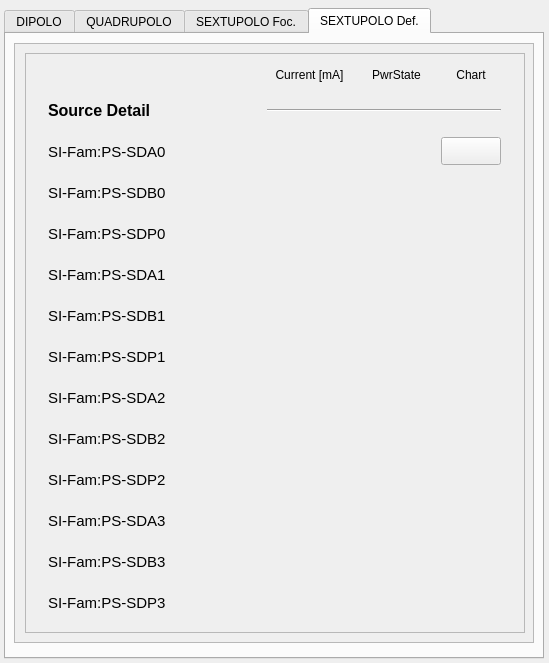
This is ui/psfamilysi.ui in lnls-gop/gop-monitor as Qt 5 draws it before an edit. The edited form follows.
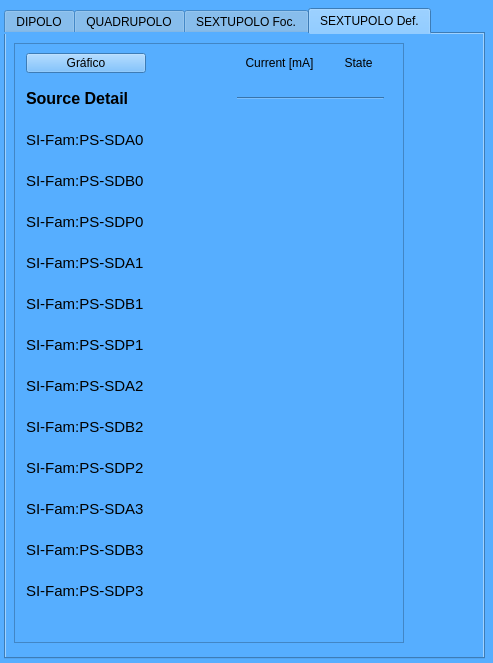
This is the edited form. Custom widgets are drawn as their Qt base class.

The edit to the form file:
```diff
--- a/ui/psfamilysi.ui
+++ b/ui/psfamilysi.ui
@@ -6,19 +6,22 @@
    <rect>
     <x>0</x>
     <y>0</y>
-    <width>549</width>
+    <width>493</width>
     <height>663</height>
    </rect>
   </property>
   <property name="windowTitle">
    <string>Form</string>
   </property>
+  <property name="styleSheet">
+   <string notr="true">background-color: rgb(86, 174, 255)</string>
+  </property>
   <widget class="QTabWidget" name="tabWidget">
    <property name="geometry">
     <rect>
      <x>4</x>
      <y>8</y>
-     <width>540</width>
+     <width>481</width>
      <height>651</height>
     </rect>
    </property>
@@ -3355,7 +3358,7 @@
       <rect>
        <x>8</x>
        <y>9</y>
-       <width>520</width>
+       <width>390</width>
        <height>600</height>
       </rect>
      </property>
@@ -3367,13 +3370,13 @@
      </property>
      <property name="minimumSize">
       <size>
-       <width>520</width>
+       <width>390</width>
        <height>600</height>
       </size>
      </property>
      <property name="maximumSize">
       <size>
-       <width>520</width>
+       <width>390</width>
        <height>600</height>
       </size>
      </property>
@@ -3403,68 +3406,42 @@
        <rect>
         <x>0</x>
         <y>0</y>
-        <width>518</width>
+        <width>388</width>
         <height>598</height>
        </rect>
       </property>
-      <widget class="QScrollArea" name="scrollArea_18">
+      <widget class="QWidget" name="layoutWidget_2">
        <property name="geometry">
         <rect>
-         <x>10</x>
-         <y>9</y>
-         <width>500</width>
-         <height>580</height>
-        </rect>
-       </property>
-       <property name="sizePolicy">
-        <sizepolicy hsizetype="Maximum" vsizetype="Maximum">
-         <horstretch>0</horstretch>
-         <verstretch>0</verstretch>
-        </sizepolicy>
-       </property>
-       <property name="minimumSize">
-        <size>
-         <width>500</width>
-         <height>580</height>
-        </size>
-       </property>
-       <property name="maximumSize">
-        <size>
-         <width>500</width>
-         <height>580</height>
-        </size>
-       </property>
-       <property name="mouseTracking">
-        <bool>true</bool>
-       </property>
-       <property name="verticalScrollBarPolicy">
-        <enum>Qt::ScrollBarAsNeeded</enum>
-       </property>
-       <property name="horizontalScrollBarPolicy">
-        <enum>Qt::ScrollBarAsNeeded</enum>
-       </property>
-       <property name="widgetResizable">
-        <bool>true</bool>
-       </property>
-       <widget class="QWidget" name="scrollAreaWidgetContents_18">
-        <property name="geometry">
-         <rect>
-          <x>0</x>
-          <y>0</y>
-          <width>498</width>
-          <height>578</height>
-         </rect>
-        </property>
-        <widget class="QWidget" name="layoutWidget">
-         <property name="geometry">
-          <rect>
-           <x>9</x>
-           <y>9</y>
-           <width>481</width>
+         <x>6</x>
+         <y>7</y>
+         <width>371</width>
            <height>559</height>
           </rect>
          </property>
          <layout class="QGridLayout" name="gridLayout_4">
+        <item row="0" column="0">
+         <widget class="PyDMPushButton" name="PyDMPushButton_49">
+          <property name="minimumSize">
+           <size>
+            <width>120</width>
+            <height>20</height>
+           </size>
+          </property>
+          <property name="maximumSize">
+           <size>
+            <width>120</width>
+            <height>20</height>
+           </size>
+          </property>
+          <property name="toolTip">
+           <string/>
+          </property>
+          <property name="text">
+           <string>Gráfico</string>
+          </property>
+         </widget>
+        </item>
           <item row="0" column="1">
            <widget class="PyDMLabel" name="PyDMLabel_53">
             <property name="minimumSize">
@@ -3496,20 +3473,7 @@
              <string/>
             </property>
             <property name="text">
-             <string>PwrState</string>
-            </property>
-            <property name="alignment">
-             <set>Qt::AlignCenter</set>
-            </property>
-           </widget>
-          </item>
-          <item row="0" column="3">
-           <widget class="PyDMLabel" name="PyDMLabel_105">
-            <property name="toolTip">
-             <string/>
-            </property>
-            <property name="text">
-             <string>Chart</string>
+           <string>State</string>
             </property>
             <property name="alignment">
              <set>Qt::AlignCenter</set>
@@ -3545,7 +3509,7 @@
             </property>
            </widget>
           </item>
-          <item row="1" column="1" colspan="3">
+        <item row="1" column="1" colspan="2">
            <widget class="Line" name="line_7">
             <property name="sizeIncrement">
              <size>
@@ -3690,25 +3654,6 @@
             </property>
            </widget>
           </item>
-          <item row="2" column="3">
-           <widget class="PyDMPushButton" name="PyDMPushButton_49">
-            <property name="minimumSize">
-             <size>
-              <width>60</width>
-              <height>28</height>
-             </size>
-            </property>
-            <property name="maximumSize">
-             <size>
-              <width>60</width>
-              <height>28</height>
-             </size>
-            </property>
-            <property name="toolTip">
-             <string/>
-            </property>
-           </widget>
-          </item>
           <item row="3" column="0">
            <widget class="PyDMLabel" name="PyDMLabel_59">
             <property name="minimumSize">
@@ -4940,8 +4885,6 @@
            </widget>
           </item>
          </layout>
-        </widget>
-       </widget>
       </widget>
      </widget>
     </widget>
```
Left out of the diff: 357 changed lines with no effect on the pictures. Lines whose indentation alone changed are shown as unchanged.
